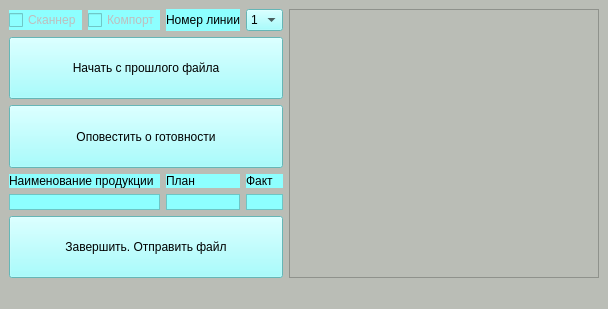
First picture: the form in untitled.ui, repository avovana/slave_controller, before the edit.
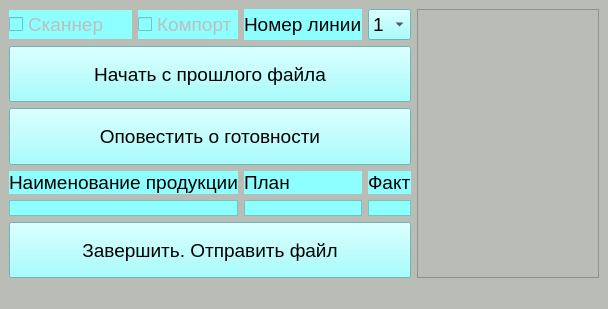
Second picture: the form after the edit.

Patch:
```diff
--- a/untitled.ui
+++ b/untitled.ui
@@ -26,6 +26,11 @@
         <verstretch>0</verstretch>
        </sizepolicy>
       </property>
+      <property name="font">
+       <font>
+        <pointsize>14</pointsize>
+       </font>
+      </property>
       <property name="styleSheet">
        <string notr="true">background-color: rgb(141, 255, 255);</string>
       </property>
@@ -39,6 +44,11 @@
       <property name="enabled">
        <bool>false</bool>
       </property>
+      <property name="font">
+       <font>
+        <pointsize>14</pointsize>
+       </font>
+      </property>
       <property name="styleSheet">
        <string notr="true">background-color: rgb(141, 255, 255);</string>
       </property>
@@ -52,6 +62,11 @@
     </item>
     <item row="3" column="4">
      <widget class="QLabel" name="current_label_2">
+      <property name="font">
+       <font>
+        <pointsize>14</pointsize>
+       </font>
+      </property>
       <property name="styleSheet">
        <string notr="true">background-color: rgb(141, 255, 255);</string>
       </property>
@@ -106,6 +121,11 @@
     </item>
     <item row="3" column="3">
      <widget class="QLabel" name="plan_label_2">
+      <property name="font">
+       <font>
+        <pointsize>14</pointsize>
+       </font>
+      </property>
       <property name="styleSheet">
        <string notr="true">background-color: rgb(141, 255, 255);</string>
       </property>
@@ -116,6 +136,11 @@
     </item>
     <item row="0" column="3">
      <widget class="QLabel" name="line_number_label">
+      <property name="font">
+       <font>
+        <pointsize>14</pointsize>
+       </font>
+      </property>
       <property name="styleSheet">
        <string notr="true">background-color: rgb(141, 255, 255);</string>
       </property>
@@ -600,6 +625,11 @@
         <verstretch>0</verstretch>
        </sizepolicy>
       </property>
+      <property name="font">
+       <font>
+        <pointsize>14</pointsize>
+       </font>
+      </property>
       <property name="styleSheet">
        <string notr="true">background-color: rgb(141, 255, 255);</string>
       </property>
@@ -610,6 +640,11 @@
     </item>
     <item row="3" column="0" colspan="3">
      <widget class="QLabel" name="product_name_label">
+      <property name="font">
+       <font>
+        <pointsize>14</pointsize>
+       </font>
+      </property>
       <property name="styleSheet">
        <string notr="true">background-color: rgb(141, 255, 255);</string>
       </property>
@@ -620,6 +655,11 @@
     </item>
     <item row="0" column="4">
      <widget class="QComboBox" name="line_number_combobox">
+      <property name="font">
+       <font>
+        <pointsize>14</pointsize>
+       </font>
+      </property>
       <property name="styleSheet">
        <string notr="true">background-color: rgb(141, 255, 255);</string>
       </property>
@@ -665,6 +705,11 @@
       <property name="enabled">
        <bool>false</bool>
       </property>
+      <property name="font">
+       <font>
+        <pointsize>14</pointsize>
+       </font>
+      </property>
       <property name="styleSheet">
        <string notr="true">background-color: rgb(141, 255, 255);</string>
       </property>
@@ -684,6 +729,11 @@
         <verstretch>0</verstretch>
        </sizepolicy>
       </property>
+      <property name="font">
+       <font>
+        <pointsize>14</pointsize>
+       </font>
+      </property>
       <property name="styleSheet">
        <string notr="true">background-color: rgb(141, 255, 255);</string>
       </property>
```
